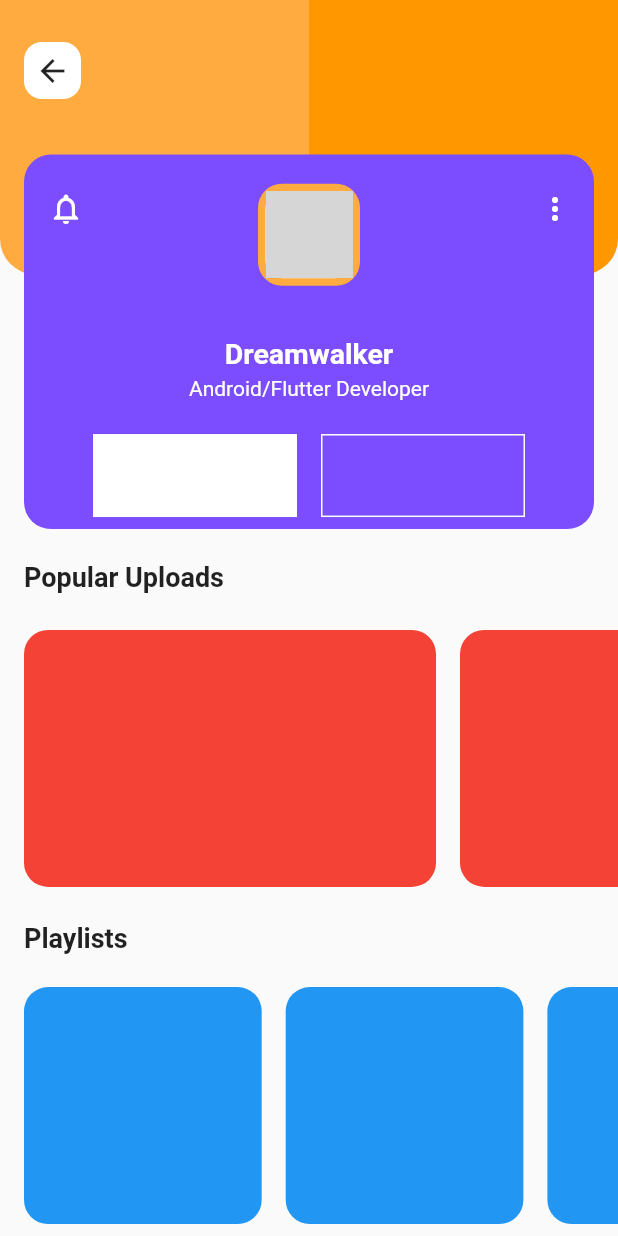
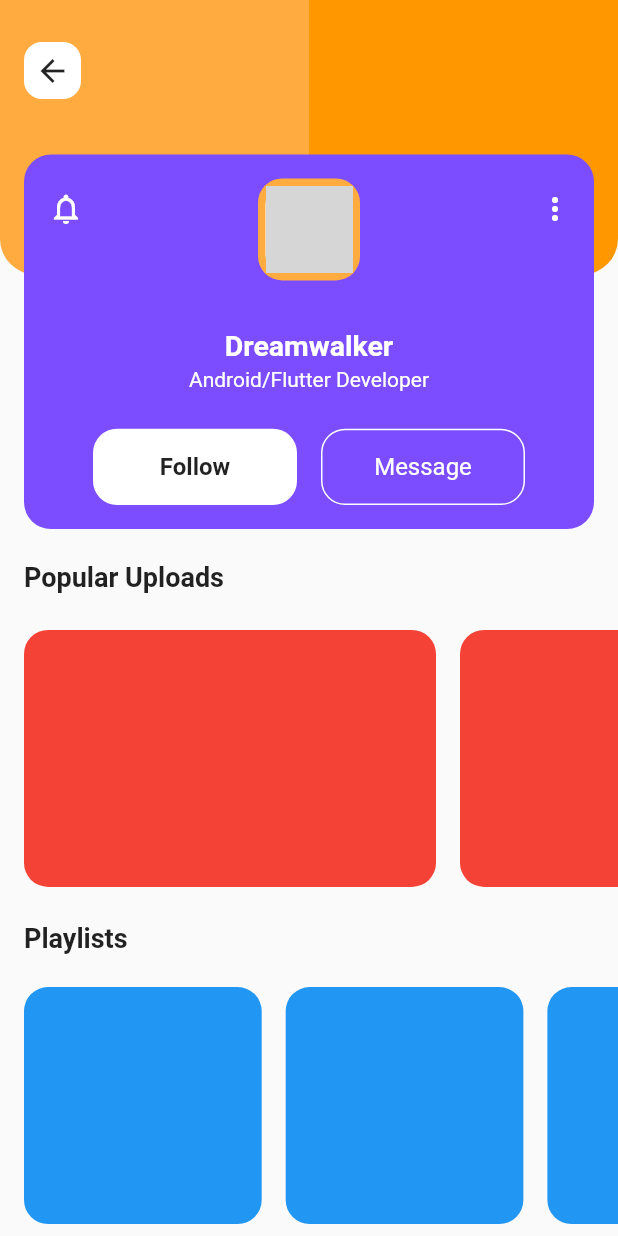
Before and after one commit to JAICHANGPARK/flutter_notebook_the_third_story, a Flutter app: the screen it shows after launch, on a phone screen of 412 x 824 dp. Run offline on Flutter 3.47's test engine with Material 2 defaults, Android fonts, the phone set to English and light mode, and no system bars; our stand-ins replace badges, dotted_border, fl_chart, google_fonts, page_transition, percent_indicator; network calls fail; grey boxes are pictures that could not be loaded.

Commit message:
Update main_page.dart

```diff
--- a/lib/profile_concept_app/main_page.dart
+++ b/lib/profile_concept_app/main_page.dart
@@ -97,7 +97,7 @@ class MainPage extends StatelessWidget {
                       crossAxisAlignment: CrossAxisAlignment.center,
                       children: <Widget>[
                         Expanded(
-                          flex: 3,
+                          flex: 4,
                           child: Center(
                             child: Container(
                               height: 68,
@@ -119,7 +119,7 @@ class MainPage extends StatelessWidget {
                           ),
                         ),
                         Expanded(
-                          flex: 2,
+                          flex: 3,
                           child: Column(
                             mainAxisAlignment: MainAxisAlignment.center,
                             crossAxisAlignment: CrossAxisAlignment.center,
@@ -146,7 +146,9 @@ class MainPage extends StatelessWidget {
                           ),
                         ),
                         Expanded(
-                          flex: 2,
+                          flex: 3,
+                          child: Padding(
+                            padding: const EdgeInsets.only(bottom: 8),
                             child: Row(
                               children: <Widget>[
                                 Expanded(
@@ -154,17 +156,31 @@ class MainPage extends StatelessWidget {
                                     margin: EdgeInsets.all(8),
                                     decoration: BoxDecoration(
                                       color: Colors.white,
+                                      borderRadius: BorderRadius.circular(16)
+                                    ),
+                                    child: Center(
+                                      child: Text("Follow", style: TextStyle(
+                                        fontWeight: FontWeight.bold,
+                                        fontSize: 16
+                                      ),),
                                     ),
                                   ),
                                 ),
                                 Expanded(
                                   child: Container(margin: EdgeInsets.all(8),
                                     decoration: BoxDecoration(
-                                    border: Border.all(color: Colors.white,)
+                                      border: Border.all(color: Colors.white,),
+                                        borderRadius: BorderRadius.circular(16)
+                                    ),child: Center(
+                                      child: Text("Message", style: TextStyle(
+                                          fontSize: 16,
+                                        color: Colors.white
+                                      ),),
                                     ),
                                   ),
                                 )
                               ],
+                            ),
                           ),
                         )
                       ],
```
Lines whose indentation alone changed are shown as unchanged.
